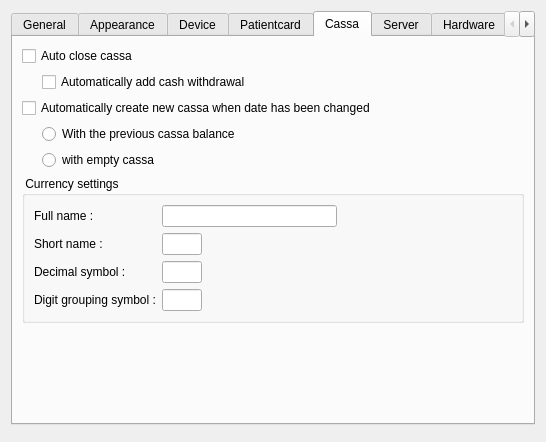
Above: client/dlgpreferences.ui from tbikfalvi/Belenus before the change. Below: the same form after it.
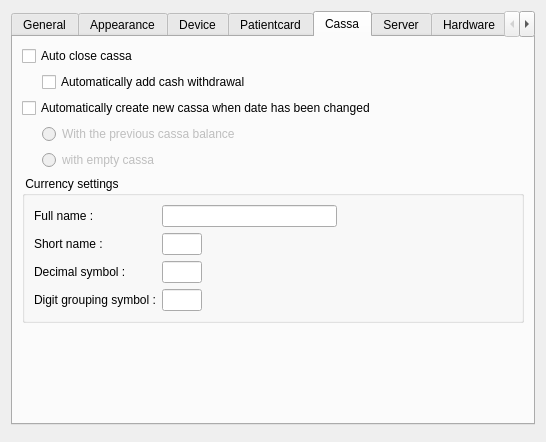
That is the form after the change. The open tabs and pages were chosen to show the change.

```diff
--- a/client/dlgpreferences.ui
+++ b/client/dlgpreferences.ui
@@ -1213,6 +1213,9 @@
           <layout class="QVBoxLayout" name="verticalLayout_8">
            <item>
             <widget class="QRadioButton" name="rbCassaContinueWithBalance">
+             <property name="enabled">
+              <bool>false</bool>
+             </property>
              <property name="text">
               <string>With the previous cassa balance</string>
              </property>
@@ -1220,6 +1223,9 @@
            </item>
            <item>
             <widget class="QRadioButton" name="rbCassaContinueWithoutBalance">
+             <property name="enabled">
+              <bool>false</bool>
+             </property>
              <property name="text">
               <string>with empty cassa</string>
              </property>
```
Left out of the diff: 2 changed lines with no effect on the pictures.
